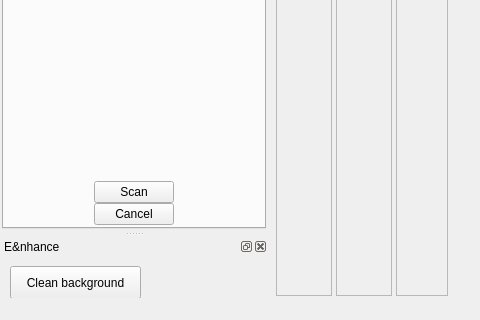
Qt form qt/data/MainWindow.ui (manisandro/gImageReader) before a commit; both pictures show x 0 to 480 and y 593 to 913 of the 1064 by 913 pixel window.
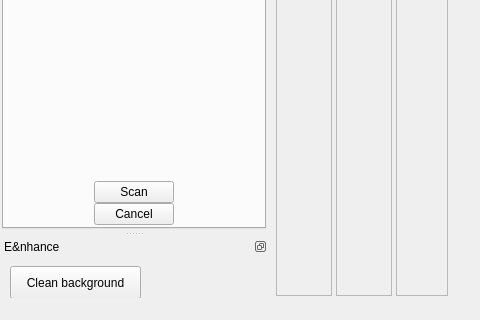
The same form after that commit. Icons and pictures are not drawn.

Commit message: [Qt] Remove Closable property for Enhance widget

```diff
--- a/qt/data/MainWindow.ui
+++ b/qt/data/MainWindow.ui
@@ -595,6 +595,9 @@
    <widget class="QWidget" name="dockWidgetContentsOutput"/>
   </widget>
   <widget class="QDockWidget" name="dockWidgetImageProcessing">
+   <property name="features">
+    <set>QDockWidget::DockWidgetFloatable|QDockWidget::DockWidgetMovable</set>
+   </property>
    <property name="windowTitle">
     <string>E&amp;nhance</string>
    </property>
```
